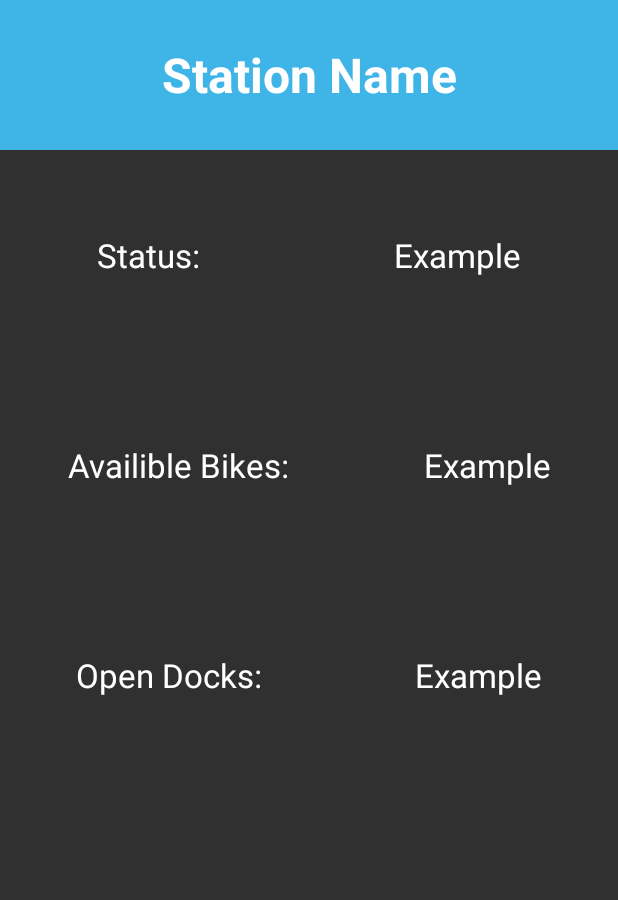
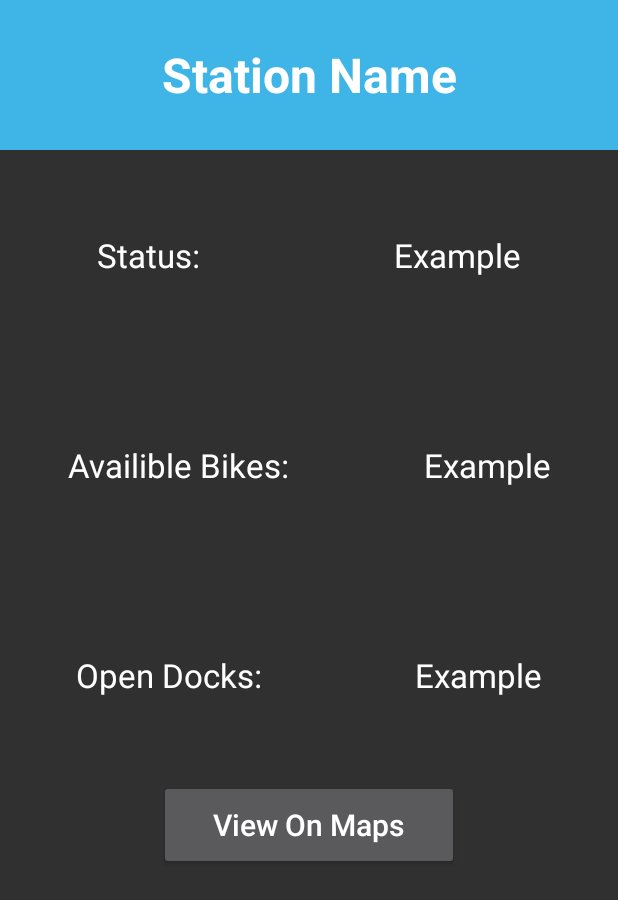
Before and after one commit to jimrod942/DivvyBike, an Android app: the DetailActivity screen opened directly, with no data from a screen before it, on a phone screen of 412 x 824 dp. Shown: the top 900 px of the screen. Run offline under Robolectric (Android 15) with nearby library versions, the phone set to English and light mode, and no system bars; network calls fail; 4 statements that could not run were skipped.

Commit message:
Added map button

```diff
--- a/app/src/main/java/com/example/divvybike/DetailActivity.java
+++ b/app/src/main/java/com/example/divvybike/DetailActivity.java
@@ -2,6 +2,7 @@ package com.example.divvybike;
 
 import android.support.v7.app.AppCompatActivity;
 import android.os.Bundle;
+import android.widget.Button;
 import android.widget.LinearLayout;
 import android.widget.TextView;
 
@@ -21,8 +22,9 @@ public class DetailActivity extends AppCompatActivity {
         TextView statusTextView = (TextView) findViewById(R.id.status_text_view);
         TextView bikesTextView = (TextView) findViewById(R.id.bikes_text_view);
         TextView docksTextView = (TextView) findViewById(R.id.docks_text_view);
+        Button mapButton = (Button) findViewById(R.id.map_button);
 
-
+        mapButton.setTransformationMethod(null);
         stationTextView.setBackgroundColor(getResources().getColor(R.color.divvy_blue));
         detailLinearLayout.setBackgroundColor(getResources().getColor(R.color.divvy_dark));
 
@@ -32,5 +34,9 @@ public class DetailActivity extends AppCompatActivity {
         statusTextView.setText(selectedStation.getStatusValue());
         bikesTextView.setText(Integer.toString(selectedStation.getAvailableBikes()));
         docksTextView.setText(Integer.toString(selectedStation.getAvailableDocks()));
+
+        mapButton.setOnClickListener(v -> {
+
+        });
     }
 }
--- a/app/src/main/res/layout/activity_detail.xml
+++ b/app/src/main/res/layout/activity_detail.xml
@@ -103,5 +103,13 @@
                 android:textSize="22sp"
                 android:text="Example" />
         </LinearLayout>
+
+        <Button
+            android:id="@+id/map_button"
+            android:layout_width="200dp"
+            android:layout_height="60dp"
+            android:layout_gravity="center"
+            android:text="View On Maps"
+            android:textSize="20sp" />
     </LinearLayout>
 </android.support.constraint.ConstraintLayout>
```
